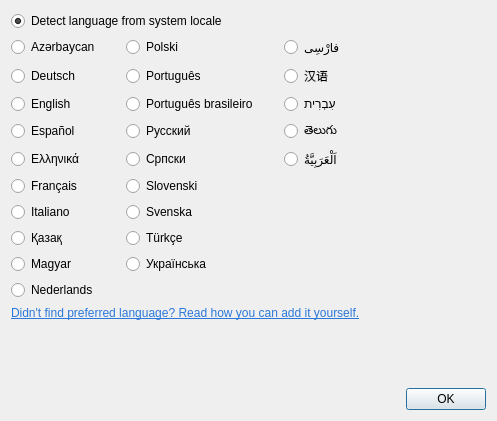
This is src/bin/scenarist-desktop/UserInterfaceLayer/Settings/LanguageDialog.ui in dimkanovikov/KITScenarist as Qt 5 draws it before an edit. The edited form follows.
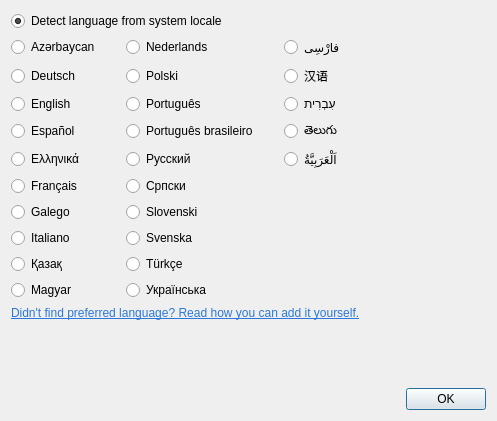
This is the edited form.

Commit message: Added Galician translation and spell checker

```diff
--- a/src/bin/scenarist-desktop/UserInterfaceLayer/Settings/LanguageDialog.ui
+++ b/src/bin/scenarist-desktop/UserInterfaceLayer/Settings/LanguageDialog.ui
@@ -30,23 +30,6 @@
      </property>
     </widget>
    </item>
-   <item row="9" column="0">
-    <widget class="QRadioButton" name="hungarian">
-     <property name="text">
-      <string notr="true">Magyar</string>
-     </property>
-    </widget>
-   </item>
-   <item row="3" column="1">
-    <widget class="QRadioButton" name="portuguesBrasil">
-     <property name="text">
-      <string notr="true">Português brasileiro</string>
-     </property>
-     <property name="checked">
-      <bool>false</bool>
-     </property>
-    </widget>
-   </item>
    <item row="2" column="0">
     <widget class="QRadioButton" name="german">
      <property name="text">
@@ -67,30 +50,6 @@
      </property>
     </spacer>
    </item>
-   <item row="2" column="1">
-    <widget class="QRadioButton" name="portugues">
-     <property name="text">
-      <string notr="true">Português</string>
-     </property>
-     <property name="checked">
-      <bool>false</bool>
-     </property>
-    </widget>
-   </item>
-   <item row="8" column="0">
-    <widget class="QRadioButton" name="kazakh">
-     <property name="text">
-      <string notr="true">Қазақ</string>
-     </property>
-    </widget>
-   </item>
-   <item row="7" column="0">
-    <widget class="QRadioButton" name="italian">
-     <property name="text">
-      <string notr="true">Italiano</string>
-     </property>
-    </widget>
-   </item>
    <item row="1" column="2">
     <widget class="QRadioButton" name="farsi">
      <property name="text">
@@ -98,13 +57,6 @@
      </property>
     </widget>
    </item>
-   <item row="10" column="0">
-    <widget class="QRadioButton" name="nederlands">
-     <property name="text">
-      <string notr="true">Nederlands</string>
-     </property>
-    </widget>
-   </item>
    <item row="2" column="2">
     <widget class="QRadioButton" name="chinese">
      <property name="text">
@@ -170,16 +122,6 @@
      </property>
     </widget>
    </item>
-   <item row="5" column="1">
-    <widget class="QRadioButton" name="serbian">
-     <property name="text">
-      <string notr="true">Српски</string>
-     </property>
-     <property name="checked">
-      <bool>false</bool>
-     </property>
-    </widget>
-   </item>
    <item row="18" column="0" colspan="4">
     <widget class="QLabel" name="label">
      <property name="text">
@@ -190,16 +132,6 @@
      </property>
     </widget>
    </item>
-   <item row="1" column="1">
-    <widget class="QRadioButton" name="polish">
-     <property name="text">
-      <string notr="true">Polski</string>
-     </property>
-     <property name="checked">
-      <bool>false</bool>
-     </property>
-    </widget>
-   </item>
    <item row="1" column="0">
     <widget class="QRadioButton" name="azerbaijani">
      <property name="text">
@@ -214,53 +146,6 @@
      </property>
     </widget>
    </item>
-   <item row="4" column="1">
-    <widget class="QRadioButton" name="russian">
-     <property name="text">
-      <string notr="true">Русский</string>
-     </property>
-     <property name="checked">
-      <bool>false</bool>
-     </property>
-    </widget>
-   </item>
-   <item row="6" column="1">
-    <widget class="QRadioButton" name="slovenian">
-     <property name="text">
-      <string notr="true">Slovenski</string>
-     </property>
-     <property name="checked">
-      <bool>false</bool>
-     </property>
-    </widget>
-   </item>
-   <item row="7" column="1">
-    <widget class="QRadioButton" name="swedish">
-     <property name="text">
-      <string notr="true">Svenska</string>
-     </property>
-     <property name="checked">
-      <bool>false</bool>
-     </property>
-    </widget>
-   </item>
-   <item row="8" column="1">
-    <widget class="QRadioButton" name="turkish">
-     <property name="text">
-      <string notr="true">Türkçe</string>
-     </property>
-     <property name="checked">
-      <bool>false</bool>
-     </property>
-    </widget>
-   </item>
-   <item row="9" column="1">
-    <widget class="QRadioButton" name="ukrainian">
-     <property name="text">
-      <string notr="true">Українська</string>
-     </property>
-    </widget>
-   </item>
    <item row="6" column="0">
     <widget class="QRadioButton" name="french">
      <property name="text">
@@ -275,6 +160,128 @@
      </property>
     </widget>
    </item>
+   <item row="10" column="1">
+    <widget class="QRadioButton" name="ukrainian">
+     <property name="text">
+      <string notr="true">Українська</string>
+     </property>
+    </widget>
+   </item>
+   <item row="9" column="1">
+    <widget class="QRadioButton" name="turkish">
+     <property name="text">
+      <string notr="true">Türkçe</string>
+     </property>
+     <property name="checked">
+      <bool>false</bool>
+     </property>
+    </widget>
+   </item>
+   <item row="8" column="1">
+    <widget class="QRadioButton" name="swedish">
+     <property name="text">
+      <string notr="true">Svenska</string>
+     </property>
+     <property name="checked">
+      <bool>false</bool>
+     </property>
+    </widget>
+   </item>
+   <item row="7" column="1">
+    <widget class="QRadioButton" name="slovenian">
+     <property name="text">
+      <string notr="true">Slovenski</string>
+     </property>
+     <property name="checked">
+      <bool>false</bool>
+     </property>
+    </widget>
+   </item>
+   <item row="6" column="1">
+    <widget class="QRadioButton" name="serbian">
+     <property name="text">
+      <string notr="true">Српски</string>
+     </property>
+     <property name="checked">
+      <bool>false</bool>
+     </property>
+    </widget>
+   </item>
+   <item row="5" column="1">
+    <widget class="QRadioButton" name="russian">
+     <property name="text">
+      <string notr="true">Русский</string>
+     </property>
+     <property name="checked">
+      <bool>false</bool>
+     </property>
+    </widget>
+   </item>
+   <item row="4" column="1">
+    <widget class="QRadioButton" name="portuguesBrasil">
+     <property name="text">
+      <string notr="true">Português brasileiro</string>
+     </property>
+     <property name="checked">
+      <bool>false</bool>
+     </property>
+    </widget>
+   </item>
+   <item row="3" column="1">
+    <widget class="QRadioButton" name="portugues">
+     <property name="text">
+      <string notr="true">Português</string>
+     </property>
+     <property name="checked">
+      <bool>false</bool>
+     </property>
+    </widget>
+   </item>
+   <item row="2" column="1">
+    <widget class="QRadioButton" name="polish">
+     <property name="text">
+      <string notr="true">Polski</string>
+     </property>
+     <property name="checked">
+      <bool>false</bool>
+     </property>
+    </widget>
+   </item>
+   <item row="1" column="1">
+    <widget class="QRadioButton" name="nederlands">
+     <property name="text">
+      <string notr="true">Nederlands</string>
+     </property>
+    </widget>
+   </item>
+   <item row="10" column="0">
+    <widget class="QRadioButton" name="hungarian">
+     <property name="text">
+      <string notr="true">Magyar</string>
+     </property>
+    </widget>
+   </item>
+   <item row="9" column="0">
+    <widget class="QRadioButton" name="kazakh">
+     <property name="text">
+      <string notr="true">Қазақ</string>
+     </property>
+    </widget>
+   </item>
+   <item row="8" column="0">
+    <widget class="QRadioButton" name="italian">
+     <property name="text">
+      <string notr="true">Italiano</string>
+     </property>
+    </widget>
+   </item>
+   <item row="7" column="0">
+    <widget class="QRadioButton" name="galician">
+     <property name="text">
+      <string notr="true">Galego</string>
+     </property>
+    </widget>
+   </item>
   </layout>
  </widget>
  <tabstops>
```
Left out of the diff: 1 changed line with no effect on the pictures. The commit also changes 7 other files.
